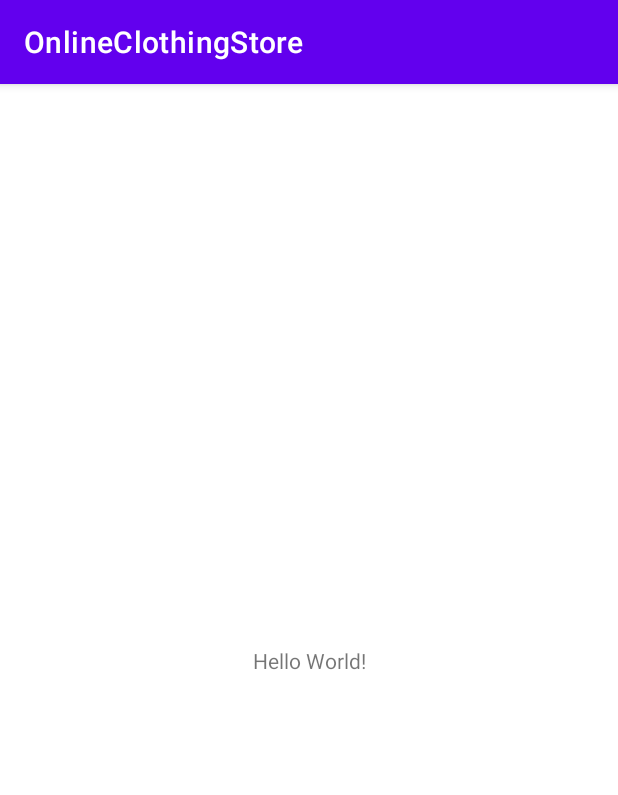
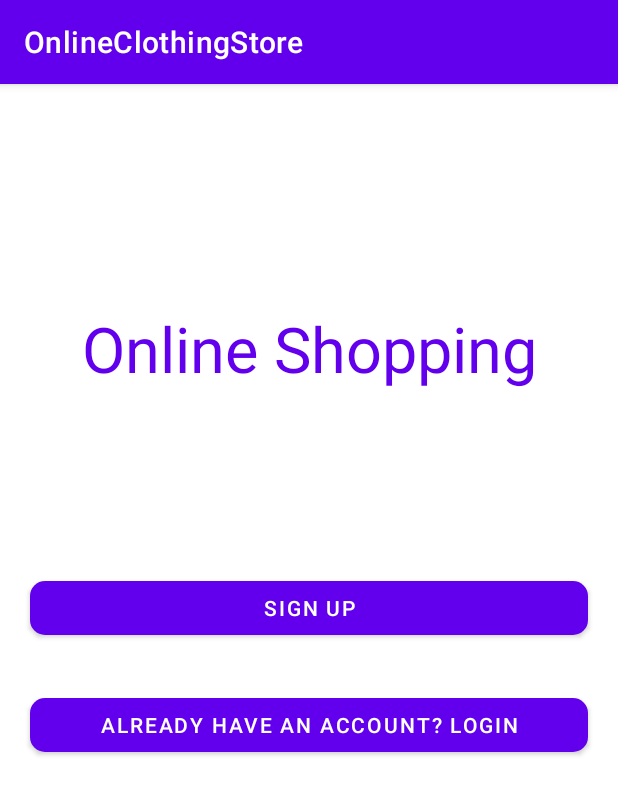
Before and after one commit to jenkzyu/SoftwarePatternsCA4, an Android app: the screen it shows after launch (MainActivity), on a phone screen of 412 x 824 dp. Shown: the top 795 px of the screen. Run offline under Robolectric (Android 15) with nearby library versions, the phone set to English and light mode, and no system bars.

Commit message:
Added dependencies and login layouts

```diff
--- a/app/src/main/AndroidManifest.xml
+++ b/app/src/main/AndroidManifest.xml
@@ -10,6 +10,12 @@
         android:supportsRtl="true"
         android:theme="@style/Theme.OnlineClothingStore">
         <activity
+            android:name=".RegisterActivity"
+            android:exported="false" />
+        <activity
+            android:name=".LoginActivity"
+            android:exported="false" />
+        <activity
             android:name=".MainActivity"
             android:exported="true">
             <intent-filter>
--- a/app/src/main/res/layout/activity_main.xml
+++ b/app/src/main/res/layout/activity_main.xml
@@ -1,18 +1,70 @@
 <?xml version="1.0" encoding="utf-8"?>
-<androidx.constraintlayout.widget.ConstraintLayout xmlns:android="http://schemas.android.com/apk/res/android"
+<RelativeLayout xmlns:android="http://schemas.android.com/apk/res/android"
     xmlns:app="http://schemas.android.com/apk/res-auto"
     xmlns:tools="http://schemas.android.com/tools"
     android:layout_width="match_parent"
     android:layout_height="match_parent"
     tools:context=".MainActivity">
 
-    <TextView
-        android:layout_width="wrap_content"
-        android:layout_height="wrap_content"
-        android:text="Hello World!"
-        app:layout_constraintBottom_toBottomOf="parent"
-        app:layout_constraintLeft_toLeftOf="parent"
-        app:layout_constraintRight_toRightOf="parent"
-        app:layout_constraintTop_toTopOf="parent" />
+    <LinearLayout
+        android:layout_width="match_parent"
+        android:layout_height="match_parent"
+        android:weightSum="3"
+        android:orientation="vertical">
 
-</androidx.constraintlayout.widget.ConstraintLayout>
+        <LinearLayout
+            android:layout_width="match_parent"
+            android:layout_height="0dp"
+            android:layout_weight="0.8"
+            android:gravity="bottom">
+
+            <TextView
+                android:layout_width="match_parent"
+                android:layout_height="wrap_content"
+                android:text="Online Shopping"
+                android:textAlignment="center"
+                android:textColor="@color/purple_500"
+                android:textSize="42sp">
+
+            </TextView>
+
+        </LinearLayout>
+
+        <LinearLayout
+            android:layout_width="match_parent"
+            android:layout_height="0dp"
+            android:layout_weight="1.4"
+            android:gravity="center"
+            android:orientation="vertical">
+
+
+            <com.google.android.material.button.MaterialButton
+                android:id="@+id/btnSignUp"
+                android:layout_width="match_parent"
+                android:layout_height="wrap_content"
+                android:layout_marginTop="10dp"
+                android:layout_marginStart="20dp"
+                android:layout_marginEnd="20dp"
+                android:text="Sign Up"
+                android:textColor="@color/white"
+                app:cornerRadius="10dp"
+                app:backgroundTintMode="screen" />
+
+            <com.google.android.material.button.MaterialButton
+                android:id="@+id/btnLogin"
+                android:layout_width="match_parent"
+                android:layout_height="wrap_content"
+                android:layout_marginTop="30dp"
+                android:layout_marginStart="20dp"
+                android:layout_marginEnd="20dp"
+                android:text="Already have an account? Login"
+                android:textColor="@color/white"
+                app:cornerRadius="10dp"
+                app:backgroundTintMode="screen" />
+
+
+        </LinearLayout>
+
+    </LinearLayout>
+
+</RelativeLayout>
--- a/app/src/main/res/values/strings.xml
+++ b/app/src/main/res/values/strings.xml
@@ -1,3 +1,5 @@
 <resources>
     <string name="app_name">OnlineClothingStore</string>
+    <string name="adminLogin">Admin login? <font fgcolor='#FF3700B3'><b>Login</b></font></string>
+    <string name="signup_screen">Don\'t have an account? <font fgcolor='#FFBB86FC'><b>Register</b></font></string>
 </resources>
--- a/build.gradle
+++ b/build.gradle
@@ -6,6 +6,7 @@ buildscript {
     }
     dependencies {
         classpath "com.android.tools.build:gradle:7.0.3"
+        classpath 'com.google.gms:google-services:4.3.10'
 
         // NOTE: Do not place your application dependencies here; they belong
         // in the individual module build.gradle files
```
Also changed, not shown: app/build.gradle (+17 -0 lines), app/src/main/java/com/example/onlineclothingstore/LoginActivity.java (added, +14 -0 lines), app/src/main/java/com/example/onlineclothingstore/RegisterActivity.java (added, +14 -0 lines), app/src/main/res/drawable/ic_baseline_email_24.xml (added, +10 -0 lines), app/src/main/res/drawable/ic_baseline_lock_24.xml (added, +10 -0 lines), app/src/main/res/layout/activity_login.xml (added, +153 -0 lines), app/src/main/res/layout/activity_register.xml (added, +9 -0 lines), 1 other file.
